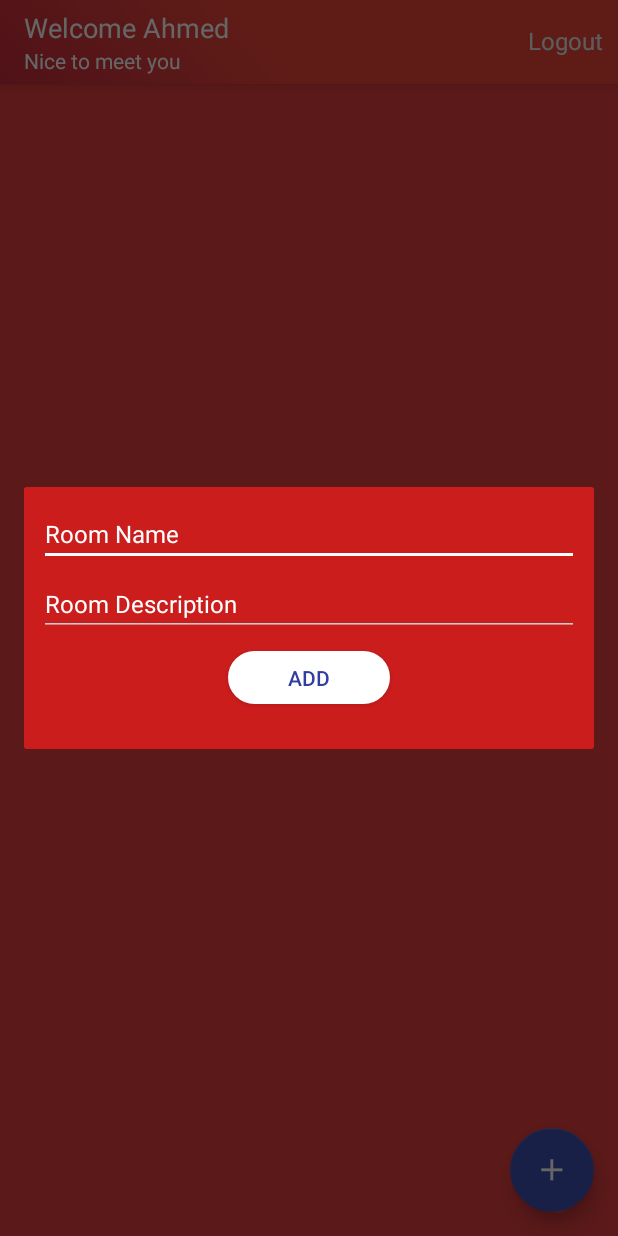
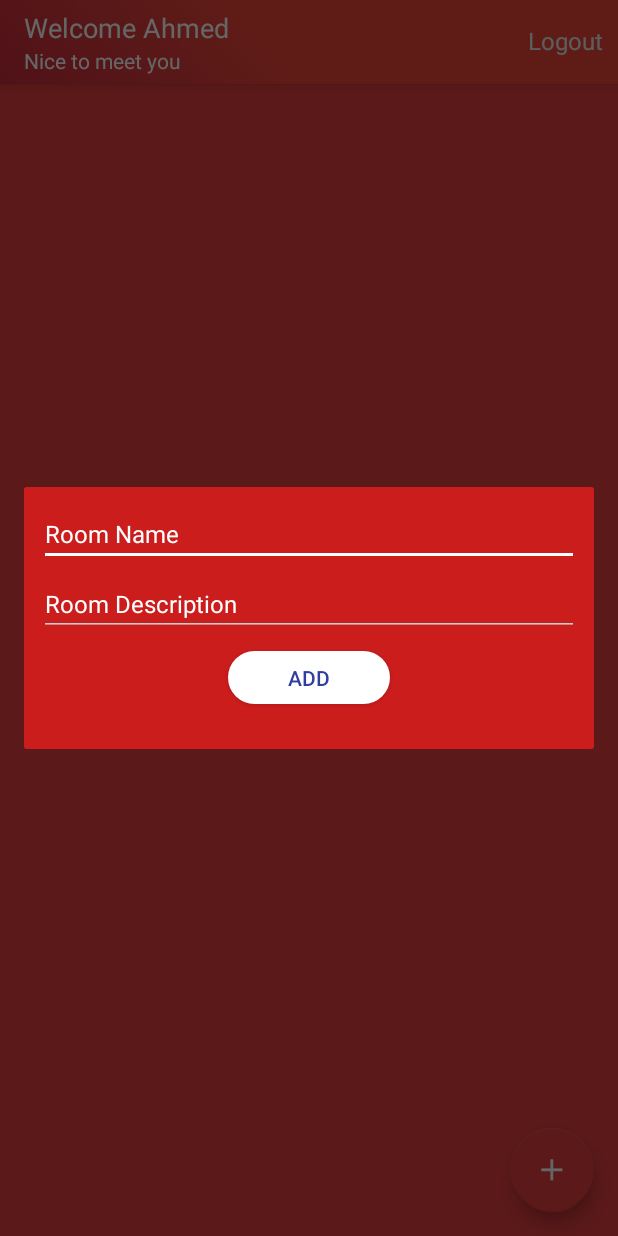
Before and after one commit to AhmedFouad60/Foushenger, an Android app: the fragment AddChatRoomFragment placed in its activity, after a tap on "ADD", on a phone screen of 412 x 824 dp. Run offline under Robolectric (Android 15) with nearby library versions, the phone set to English and light mode, and no system bars; libraries missing offline, so code that uses them is left out: io.realm; 3 statements that could not run were skipped.

```diff
--- a/Foushenger/app/src/main/java/com/example/foush/foushenger/Fragments/AddChatRoomFragment.java
+++ b/Foushenger/app/src/main/java/com/example/foush/foushenger/Fragments/AddChatRoomFragment.java
@@ -1,8 +1,10 @@
 package com.example.foush.foushenger.Fragments;
 
+import android.content.Intent;
 import android.os.Bundle;
 import android.support.annotation.Nullable;
 import android.support.v4.app.DialogFragment;
+import android.util.Log;
 import android.view.LayoutInflater;
 import android.view.View;
 import android.view.ViewGroup;
@@ -10,6 +12,7 @@ import android.widget.Button;
 import android.widget.EditText;
 import android.widget.Toast;
 
+import com.example.foush.foushenger.MainActivity;
 import com.example.foush.foushenger.R;
 import com.example.foush.foushenger.models.ChatRoom;
 import com.example.foush.foushenger.models.MainResponse;
@@ -20,6 +23,8 @@ import retrofit2.Call;
 import retrofit2.Callback;
 import retrofit2.Response;
 
+import static android.content.ContentValues.TAG;
+
 /**
  * Created by foush on 10/25/17.
  */
@@ -29,13 +34,6 @@ public class AddChatRoomFragment extends DialogFragment{
     public AddChatRoomFragment(){}
 
 
-
-
-
-
-
-
-    @Nullable
     @Override
     public View onCreateView(LayoutInflater inflater, @Nullable ViewGroup container, Bundle savedInstanceState) {
          View v=inflater.inflate(R.layout.fragment_add_chat_room,container,false);
@@ -50,32 +48,15 @@ public class AddChatRoomFragment extends DialogFragment{
                 String chatName=RoomName.getText().toString();
                 String chatDesc=RoomDesc.getText().toString();
                 ChatRoom room=new ChatRoom();
-                room.room_name=chatName;
-                room.room_desc=chatDesc;
-                API add_chat_room= ServiceGenerator.createService(API.class);
-                Call<MainResponse> call=add_chat_room.addChatRoom(room);
-                call.enqueue(new Callback<MainResponse>() {
-                    @Override
-                    public void onResponse(Call<MainResponse> call, Response<MainResponse> response) {
-                        if(response.body().status=="1"){
-                            Toast.makeText(getActivity(), response.body().message, Toast.LENGTH_SHORT).show();
-                            dismiss();
-                        }else {
-                            Toast.makeText(getActivity(), response.body().message, Toast.LENGTH_SHORT).show();
-                            dismiss();
-                        }
+                if (chatName != null) {
+                    room.room_name=chatName;
+                    room.room_desc=chatDesc;
 
-
-                    }
-
-                    @Override
-                    public void onFailure(Call<MainResponse> call, Throwable t) {
-
-                    }
-                });
-
-
-
+                    addChatRoom(room);
+                }
+                else {
+                    Log.d(TAG, "onClick: one of the editText is empty or both");
+                }
 
 
 
@@ -85,6 +66,34 @@ public class AddChatRoomFragment extends DialogFragment{
     }
 
 
+    private void addChatRoom(ChatRoom chatRoom){
+
+        Log.i(TAG, "addChatRoom: function");
+
+        API add_chat_room= ServiceGenerator.createService(API.class);
+        Call<MainResponse> call=add_chat_room.addChatRoom(chatRoom);
+        call.enqueue(new Callback<MainResponse>() {
+            @Override
+            public void onResponse(Call<MainResponse> call, Response<MainResponse> response) {
+                if(response.body().status=="1"){
+                    Toast.makeText(getActivity(), response.body().message, Toast.LENGTH_SHORT).show();
+                    Intent goToMain=new Intent(getActivity(), MainActivity.class);
+                    startActivity(goToMain);
+
+                }else {
+                    Toast.makeText(getActivity(), response.body().message, Toast.LENGTH_SHORT).show();
+
+                }
+            }
+
+            @Override
+            public void onFailure(Call<MainResponse> call, Throwable t) {
+                Toast.makeText(getActivity(), "unkown failure", Toast.LENGTH_SHORT).show();
+            }
+        });
+            }//End of addChatRoom() function
+
+
 
 
 }
--- a/Foushenger/app/src/main/java/com/example/foush/foushenger/webservices/API.java
+++ b/Foushenger/app/src/main/java/com/example/foush/foushenger/webservices/API.java
@@ -24,7 +24,7 @@ public interface API {
     Call<MainResponse> registerUser(@Body User user);
 
     @POST("add_chat_rooms.php")
-    Call<MainResponse> addChatRoom(ChatRoom chatRoom);
+    Call<MainResponse> addChatRoom(@Body ChatRoom chatRoom);
     @FormUrlEncoded
     @POST("delete_chat_room.php")
     Call<MainResponse>deleteChatRoom(@Field("id")int roomId);
--- a/Foushenger/app/src/main/res/layout/activity_main.xml
+++ b/Foushenger/app/src/main/res/layout/activity_main.xml
@@ -78,8 +78,10 @@
         android:layout_height="wrap_content"
         android:layout_gravity="bottom|end"
         android:layout_margin="16dp"
+        android:layout_marginBottom="30dp"
+        app:rippleColor="@color/primary"
         android:visibility="visible"
-        app:backgroundTint="@color/colorPrimary"
+        app:backgroundTint="@color/primary"
         app:srcCompat="@drawable/ic_add_white_36dp" />
 
     <include layout="@layout/content_main" />
```
